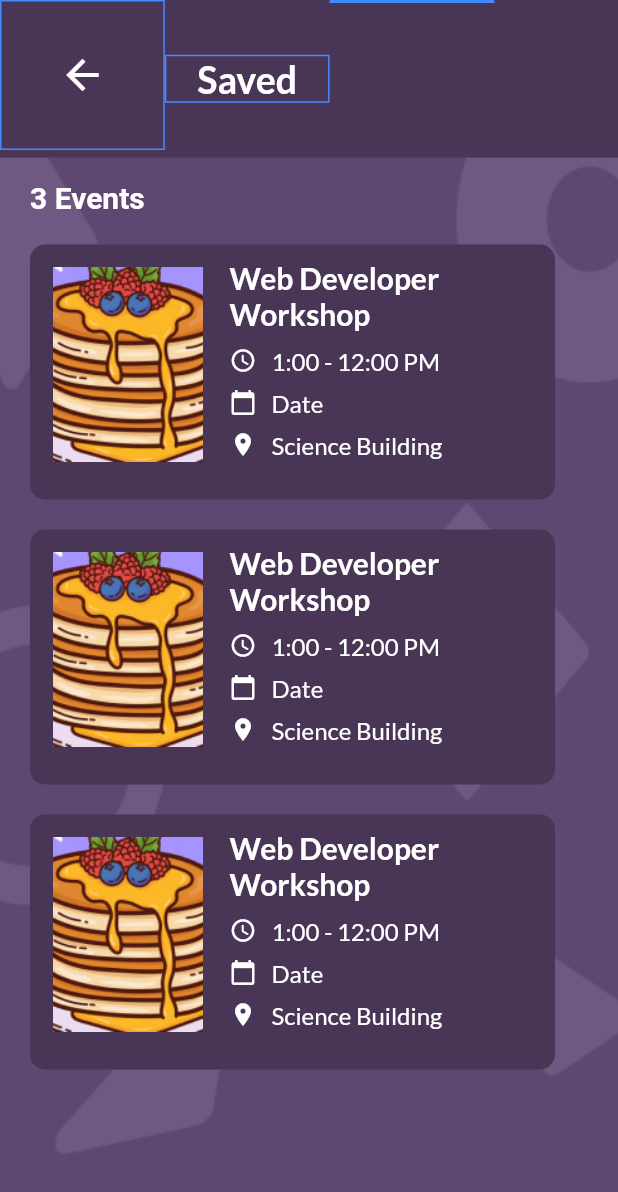
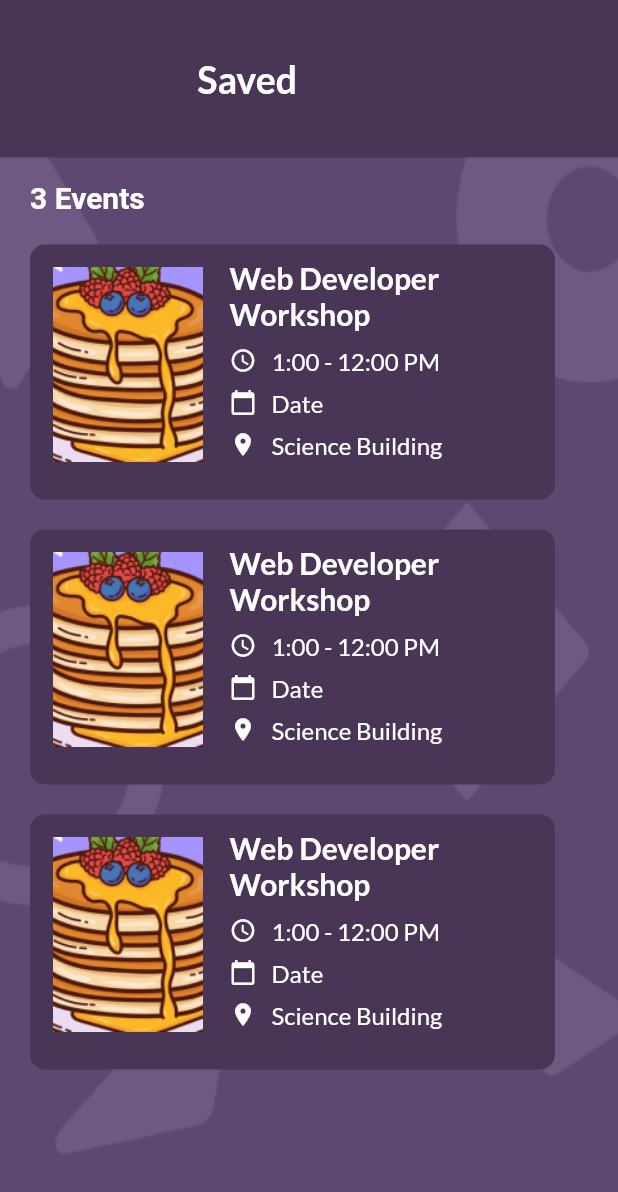
Before and after one commit to Uni-Maps/Uni-Maps, a Flutter app: the PastPage screen opened directly, on a phone screen of 412 x 824 dp. Shown: the top 1192 px of the screen. Run offline on Flutter 3.47's test engine with Material 2 defaults, Android fonts, the phone set to English and light mode, and no system bars; our stand-ins replace carousel_slider, cloud_firestore, date_time_picker, firebase_auth, google_maps_flutter, location and 1 more; accounts and stored records are empty.

Commit message:
Saved page tab still needs work

```diff
--- a/lib/models/models.dart
+++ b/lib/models/models.dart
@@ -177,8 +177,7 @@ topAppBar(String title, double screenWidth) {
         // Add 3 columns of equal sizing and put the title in the middle
         Column(children: <Widget>[
           Container(
-              decoration:
-                  BoxDecoration(border: Border.all(color: Colors.blueAccent)),
+
               // Changing the screen width
               width: screenWidth / 3,
               child: Padding(
@@ -201,8 +200,7 @@ topAppBar(String title, double screenWidth) {
             crossAxisAlignment: CrossAxisAlignment.center,
             children: <Widget>[
               Container(
-                  decoration: BoxDecoration(
-                      border: Border.all(color: Colors.blueAccent)),
+
                   // Changing the screen width
                   width: screenWidth / 3,
                   child: RichText(
@@ -219,8 +217,7 @@ topAppBar(String title, double screenWidth) {
             ]),
         Column(children: <Widget>[
           Container(
-              decoration:
-                  BoxDecoration(border: Border.all(color: Colors.blueAccent)),
+
               // Changing the screen width
               width: screenWidth / 3)
         ]),
@@ -239,8 +236,6 @@ topAppBarEmpty(String title, double screenWidth) {
         // Add 3 columns of equal sizing and put the title in the middle
         Column(children: <Widget>[
           Container(
-            decoration:
-                BoxDecoration(border: Border.all(color: Colors.blueAccent)),
             // Changing the screen width
             width: screenWidth / 3,
           )
@@ -251,8 +246,7 @@ topAppBarEmpty(String title, double screenWidth) {
             crossAxisAlignment: CrossAxisAlignment.center,
             children: <Widget>[
               Container(
-                  decoration: BoxDecoration(
-                      border: Border.all(color: Colors.blueAccent)),
+
                   // Changing the screen width
                   width: screenWidth / 3,
                   child: RichText(
@@ -269,8 +263,7 @@ topAppBarEmpty(String title, double screenWidth) {
             ]),
         Column(children: <Widget>[
           Container(
-              decoration:
-                  BoxDecoration(border: Border.all(color: Colors.blueAccent)),
+
               // Changing the screen width
               width: screenWidth / 3)
         ]),
--- a/lib/screens/navigationBar.dart
+++ b/lib/screens/navigationBar.dart
@@ -3,6 +3,7 @@ import 'package:winhacks/screens/calender/calenderPage.dart';
 import 'package:winhacks/screens/map/gmap.dart';
 import 'package:winhacks/screens/home/userPage.dart';
 import 'package:winhacks/screens/saved/savedPage.dart';
+import 'package:winhacks/screens/saved/savedTab.dart';
 
 class NavigationBar extends StatefulWidget {
   @override
@@ -18,7 +19,7 @@ class _NavigationBarState extends State<NavigationBar> {
     UserPage(),
     GMap(),
     CalenderPage(),
-    SavedPage(),
+    SavedTab(),
   ];
 
   void _onItemTap(int index) {
--- a/lib/screens/saved/pastPage.dart
+++ b/lib/screens/saved/pastPage.dart
@@ -37,7 +37,7 @@ class _PastPageState extends State<PastPage> {
                 child: Column(
                     crossAxisAlignment: CrossAxisAlignment.start,
                     children: <Widget>[
-                  topAppBar(title, screenWidth),
+                  topAppBarEmpty(title, screenWidth),
                   Padding(
                     padding: const EdgeInsets.fromLTRB(20, 15, 0, 0),
                     child: Text(
```
Also changed, not shown: lib/screens/saved/savedTab.dart (+3 -5 lines).
